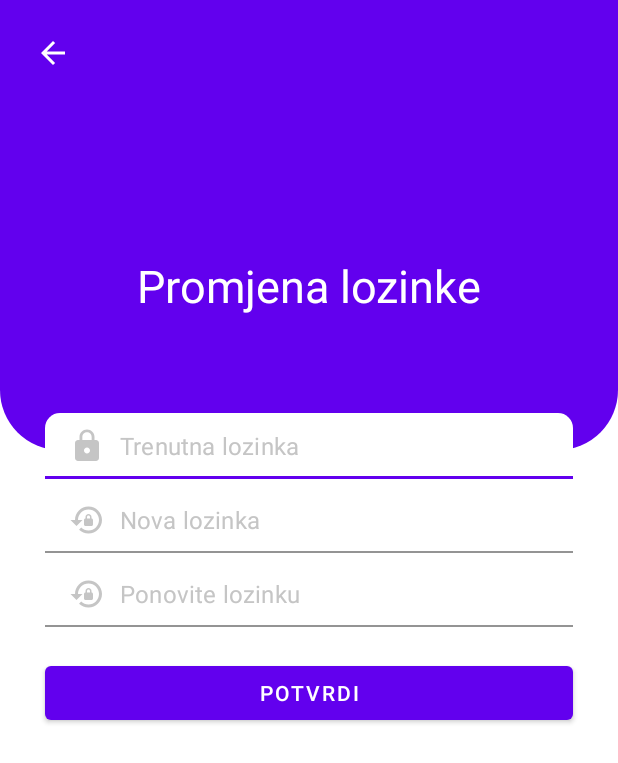
After one commit to MPenava/BookApp, an Android app: the ChangePasswordActivity screen opened directly, with no data from a screen before it, on a phone screen of 412 x 824 dp. The commit adds this screen. Shown: the top 763 px of the screen. Run offline under Robolectric (Android 15) with nearby library versions, the phone set to English and light mode, and no system bars; our stand-ins replace Firebase (no records; nobody signed in at launch, a user with empty details on screens opened directly).

Commit message:
Izrada aktivnosti za promjenu osobnih podataka te promjena lozinke

```diff
--- /dev/null
+++ b/app/src/main/java/ba/sum/fpmoz/bookapp/ChangePasswordActivity.java
@@ -0,0 +1,110 @@
+package ba.sum.fpmoz.bookapp;
+
+import androidx.annotation.NonNull;
+import androidx.appcompat.app.AppCompatActivity;
+
+import android.content.Intent;
+import android.os.Bundle;
+import android.util.Log;
+import android.view.View;
+import android.view.Window;
+import android.widget.Button;
+import android.widget.EditText;
+import android.widget.ImageButton;
+import android.widget.Toast;
+
+import com.google.android.gms.tasks.OnCompleteListener;
+import com.google.android.gms.tasks.Task;
+import com.google.firebase.auth.AuthCredential;
+import com.google.firebase.auth.EmailAuthProvider;
+import com.google.firebase.auth.FirebaseAuth;
+import com.google.firebase.auth.FirebaseUser;
+import com.google.firebase.database.FirebaseDatabase;
+
+public class ChangePasswordActivity extends AppCompatActivity {
+
+    ImageButton backBtn;
+    private String currentPsw, newPsw, repNewPsw;
+    private static final String TAG = "CHANGE_PASSWORD";
+
+    FirebaseAuth mAuth = FirebaseAuth.getInstance();
+
+    @Override
+    protected void onCreate(Bundle savedInstanceState) {
+        super.onCreate(savedInstanceState);
+
+        requestWindowFeature(Window.FEATURE_NO_TITLE);
+        getSupportActionBar().hide();
+
+        setContentView(R.layout.activity_change_password);
+
+        FirebaseUser currentUser  = mAuth.getCurrentUser();
+        EditText currentPswTxt = findViewById(R.id.currentPswTxt);
+        EditText newPswTxt = findViewById(R.id.newPswTxt);
+        EditText repNewPswTxt = findViewById(R.id.repNewPswTxt);
+        Button submitBtn = findViewById(R.id.submitBtn);
+
+        if(currentUser == null){
+            Intent i = new Intent(ChangePasswordActivity.this, SettingsActivity.class);
+            startActivity(i);
+        }else{
+            submitBtn.setOnClickListener(new View.OnClickListener() {
+                @Override
+                public void onClick(View view) {
+                    currentPsw = currentPswTxt.getText().toString();
+                    newPsw = newPswTxt.getText().toString();
+                    repNewPsw = repNewPswTxt.getText().toString();
+                    if(currentPsw.equals("")){
+                        Toast.makeText(getApplicationContext(), "Molimo unesite trenutnu lozinku", Toast.LENGTH_SHORT).show();
+                    }else if (newPsw.equals("") || repNewPsw.equals("")){
+                        Toast.makeText(getApplicationContext(), "Molimo unesite novu lozinku", Toast.LENGTH_SHORT).show();
+                    }else if(!newPsw.equals(repNewPsw)){
+                        Toast.makeText(getApplicationContext(), "Lozinke se ne podudaraju", Toast.LENGTH_SHORT).show();
+                    }else if(currentPsw.equals(newPsw)){
+                        Toast.makeText(getApplicationContext(), "Stara lozinka i nova su iste", Toast.LENGTH_SHORT).show();
+                    }else{
+                        AuthCredential credential = EmailAuthProvider.getCredential(currentUser.getEmail(), currentPsw);
+
+                        currentUser.reauthenticate(credential).addOnCompleteListener(new OnCompleteListener<Void>() {
+                            @Override
+                            public void onComplete(@NonNull Task<Void> task) {
+                                if(task.isSuccessful()){
+                                    currentUser.updatePassword(newPsw).addOnCompleteListener(new OnCompleteListener<Void>() {
+                                        @Override
+                                        public void onComplete(@NonNull Task<Void> task) {
+                                            if(task.isSuccessful()){
+                                                Toast.makeText(getApplicationContext(), "Uspješno ste promijenili lozinku", Toast.LENGTH_SHORT).show();
+                                                currentPswTxt.setText("");
+                                                newPswTxt.setText("");
+                                                repNewPswTxt.setText("");
+                                            }else{
+                                                try{
+                                                    throw task.getException();
+                                                }catch(Exception e){
+                                                    Toast.makeText(getApplicationContext(), e.getMessage(), Toast.LENGTH_SHORT).show();
+                                                }
+                                            }
+                                        }
+                                    });
+                                }else{
+                                    Toast.makeText(getApplicationContext(), "Niste unijeli ispravnu lozinku", Toast.LENGTH_SHORT).show();
+                                }
+                            }
+                        });
+                    }
+                }
+            });
+        }
+
+        backBtn = findViewById(R.id.backBtn);
+        backBtn.setOnClickListener(new View.OnClickListener() {
+            @Override
+            public void onClick(View view) {
+                //Ne radi ispravno
+                //onBackPressed();
+                Intent i = new Intent(ChangePasswordActivity.this, SettingsActivity.class);
+                startActivity(i);
+            }
+        });
+    }
+}
--- /dev/null
+++ b/app/src/main/res/drawable/ic_baseline_lpassword02_gray.xml
@@ -0,0 +1,5 @@
+<vector android:height="24dp" android:tint="#C5C5C5"
+    android:viewportHeight="24" android:viewportWidth="24"
+    android:width="24dp" xmlns:android="http://schemas.android.com/apk/res/android">
+    <path android:fillColor="@android:color/white" android:pathData="M13,3c-4.97,0 -9,4.03 -9,9H1l4,4l4,-4H6c0,-3.86 3.14,-7 7,-7s7,3.14 7,7s-3.14,7 -7,7c-1.9,0 -3.62,-0.76 -4.88,-1.99L6.7,18.42C8.32,20.01 10.55,21 13,21c4.97,0 9,-4.03 9,-9S17.97,3 13,3zM15,11v-1c0,-1.1 -0.9,-2 -2,-2s-2,0.9 -2,2v1c-0.55,0 -1,0.45 -1,1v3c0,0.55 0.45,1 1,1h4c0.55,0 1,-0.45 1,-1v-3C16,11.45 15.55,11 15,11zM14,11h-2v-1c0,-0.55 0.45,-1 1,-1s1,0.45 1,1V11z"/>
+</vector>
--- /dev/null
+++ b/app/src/main/res/drawable/ic_baseline_password_gray.xml
@@ -0,0 +1,5 @@
+<vector android:height="24dp" android:tint="#C5C5C5"
+    android:viewportHeight="24" android:viewportWidth="24"
+    android:width="24dp" xmlns:android="http://schemas.android.com/apk/res/android">
+    <path android:fillColor="@android:color/white" android:pathData="M18,8h-1L17,6c0,-2.76 -2.24,-5 -5,-5S7,3.24 7,6v2L6,8c-1.1,0 -2,0.9 -2,2v10c0,1.1 0.9,2 2,2h12c1.1,0 2,-0.9 2,-2L20,10c0,-1.1 -0.9,-2 -2,-2zM12,17c-1.1,0 -2,-0.9 -2,-2s0.9,-2 2,-2 2,0.9 2,2 -0.9,2 -2,2zM15.1,8L8.9,8L8.9,6c0,-1.71 1.39,-3.1 3.1,-3.1 1.71,0 3.1,1.39 3.1,3.1v2z"/>
+</vector>
--- /dev/null
+++ b/app/src/main/res/drawable/ic_email_gray.xml
@@ -0,0 +1,5 @@
+<vector android:height="24dp" android:tint="#C5C5C5"
+    android:viewportHeight="24" android:viewportWidth="24"
+    android:width="24dp" xmlns:android="http://schemas.android.com/apk/res/android">
+    <path android:fillColor="@android:color/white" android:pathData="M20,4L4,4c-1.1,0 -1.99,0.9 -1.99,2L2,18c0,1.1 0.9,2 2,2h16c1.1,0 2,-0.9 2,-2L22,6c0,-1.1 -0.9,-2 -2,-2zM20,8l-8,5 -8,-5L4,6l8,5 8,-5v2z"/>
+</vector>
--- /dev/null
+++ b/app/src/main/res/drawable/ic_phone_gray.xml
@@ -0,0 +1,5 @@
+<vector android:height="24dp" android:tint="#C5C5C5"
+    android:viewportHeight="24" android:viewportWidth="24"
+    android:width="24dp" xmlns:android="http://schemas.android.com/apk/res/android">
+    <path android:fillColor="@android:color/white" android:pathData="M16,1L8,1C6.34,1 5,2.34 5,4v16c0,1.66 1.34,3 3,3h8c1.66,0 3,-1.34 3,-3L19,4c0,-1.66 -1.34,-3 -3,-3zM14,21h-4v-1h4v1zM17.25,18L6.75,18L6.75,4h10.5v14z"/>
+</vector>
--- /dev/null
+++ b/app/src/main/res/layout/activity_change_password.xml
@@ -0,0 +1,128 @@
+<?xml version="1.0" encoding="utf-8"?>
+<RelativeLayout xmlns:android="http://schemas.android.com/apk/res/android"
+    xmlns:app="http://schemas.android.com/apk/res-auto"
+    xmlns:tools="http://schemas.android.com/tools"
+    android:layout_width="match_parent"
+    android:layout_height="match_parent"
+    tools:context=".ChangePasswordActivity">
+
+    <RelativeLayout
+        android:id="@+id/toolBarRl"
+        android:layout_width="match_parent"
+        android:layout_height="300dp"
+        android:background="@drawable/shape_toolbar01">
+
+        <ImageButton
+            android:id="@+id/backBtn"
+            android:layout_width="wrap_content"
+            android:layout_height="wrap_content"
+            android:layout_marginStart="18dp"
+            android:layout_marginTop="18dp"
+            android:layout_marginEnd="18dp"
+            android:layout_marginBottom="18dp"
+            android:background="@android:color/transparent"
+            android:padding="5dp"
+            android:src="@drawable/ic_bach_white" />
+
+        <TextView
+            android:layout_width="wrap_content"
+            android:layout_height="wrap_content"
+            android:layout_centerHorizontal="true"
+            android:layout_marginTop="170dp"
+            android:text="Promjena lozinke"
+            android:textSize="30sp"
+            android:textColor="@color/white">
+        </TextView>
+
+    </RelativeLayout>
+
+    <com.google.android.material.textfield.TextInputLayout
+        android:id="@+id/currentPswTI"
+        android:layout_width="match_parent"
+        android:layout_height="wrap_content"
+        android:layout_marginStart="30dp"
+        android:layout_marginEnd="30dp"
+        android:layout_marginTop="275dp"
+        app:hintEnabled="false">
+
+        <EditText
+            android:id="@+id/currentPswTxt"
+            android:layout_width="match_parent"
+            android:layout_height="wrap_content"
+            android:background="@drawable/shape_edittext01"
+            android:drawableStart="@drawable/ic_baseline_password_gray"
+            android:drawablePadding="10dp"
+            android:hint="Trenutna lozinka"
+            android:padding="10dp"
+            android:textColor="@color/black"
+            android:textColorHint="@color/gray01"
+            android:inputType="textPassword">
+        </EditText>
+
+    </com.google.android.material.textfield.TextInputLayout>
+
+    <com.google.android.material.textfield.TextInputLayout
+        android:id="@+id/newPswTI"
+        android:layout_width="match_parent"
+        android:layout_height="wrap_content"
+        android:layout_marginStart="30dp"
+        android:layout_marginEnd="30dp"
+        android:layout_below="@id/currentPswTI"
+        android:layout_marginTop="5dp"
+        app:hintEnabled="false">
+
+        <EditText
+            android:id="@+id/newPswTxt"
+            android:layout_width="match_parent"
+            android:layout_height="wrap_content"
+            android:background="@drawable/shape_edittext01"
+            android:drawableStart="@drawable/ic_baseline_lpassword02_gray"
+            android:drawablePadding="10dp"
+            android:hint="Nova lozinka"
+            android:padding="10dp"
+            android:textColor="@color/black"
+            android:textColorHint="@color/gray01"
+            android:inputType="textPassword">
+        </EditText>
+
+    </com.google.android.material.textfield.TextInputLayout>
+
+    <com.google.android.material.textfield.TextInputLayout
+        android:id="@+id/repNewPswTI"
+        android:layout_width="match_parent"
+        android:layout_height="wrap_content"
+        android:layout_marginStart="30dp"
+        android:layout_marginEnd="30dp"
+        android:layout_below="@id/newPswTI"
+        android:layout_marginTop="5dp"
+        app:hintEnabled="false">
+
+        <EditText
+            android:id="@+id/repNewPswTxt"
+            android:layout_width="match_parent"
+            android:layout_height="wrap_content"
+            android:background="@drawable/shape_edittext01"
+            android:drawableStart="@drawable/ic_baseline_lpassword02_gray"
+            android:drawablePadding="10dp"
+            android:hint="Ponovite lozinku"
+            android:padding="10dp"
+            android:textColor="@color/black"
+            android:textColorHint="@color/gray01"
+            android:inputType="textPassword">
+        </EditText>
+
+    </com.google.android.material.textfield.TextInputLayout>
+
+    <Button
+        android:id="@+id/submitBtn"
+        android:layout_width="match_parent"
+        android:layout_height="wrap_content"
+        android:layout_below="@id/repNewPswTI"
+        android:layout_marginStart="30dp"
+        android:layout_marginEnd="30dp"
+        android:layout_marginTop="20dp"
+        android:text="Potvrdi"
+        android:textColor="@color/white">
+    </Button>
+
+</RelativeLayout>
--- a/app/src/main/res/layout/activity_settings.xml
+++ b/app/src/main/res/layout/activity_settings.xml
@@ -176,6 +176,7 @@
         android:layout_marginTop="50dp">
 
         <Button
+            android:id="@+id/editProfile"
             android:layout_width="200dp"
             android:layout_height="50dp"
             android:backgroundTint="@color/white"
@@ -185,6 +186,7 @@
             android:drawableLeft="@drawable/ic_baseline_edit_24"/>
 
         <Button
+            android:id="@+id/changePassword"
             android:layout_width="250dp"
             android:layout_height="50dp"
             android:backgroundTint="@color/white"
```
Also changed, not shown: app/src/main/AndroidManifest.xml (+27 -13 lines), app/src/main/java/ba/sum/fpmoz/bookapp/EditProfileActivity.java (added, +89 -0 lines), app/src/main/java/ba/sum/fpmoz/bookapp/SettingsActivity.java (+33 -1 lines), app/src/main/res/layout/activity_edit_profile.xml (added, +125 -0 lines).
